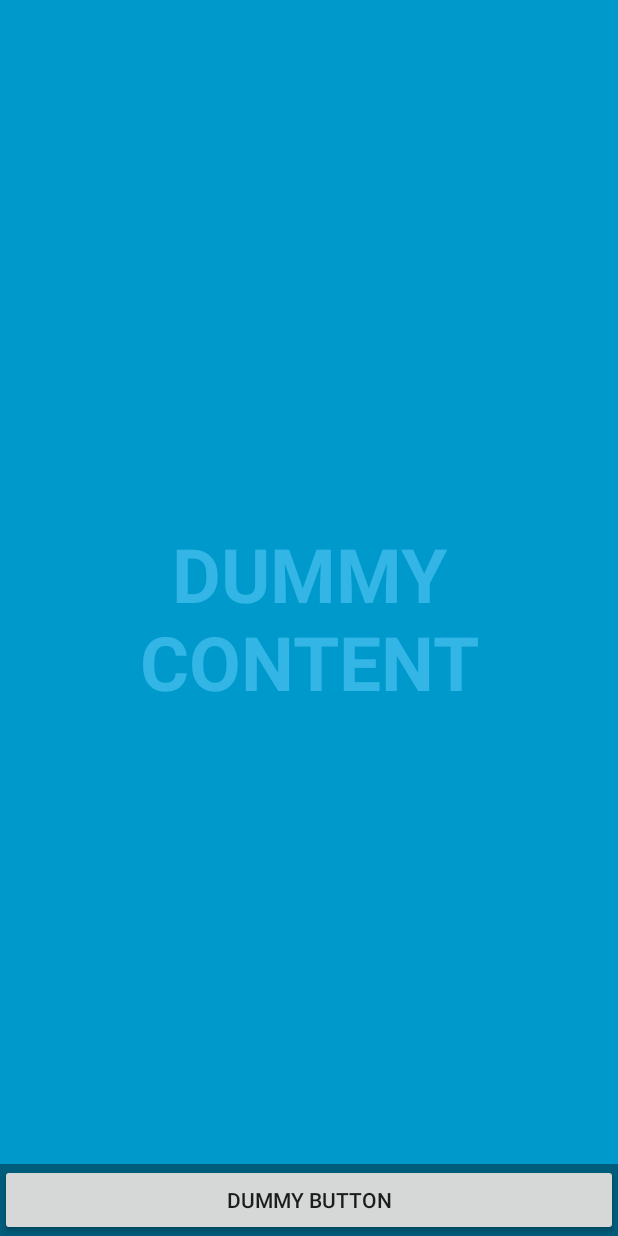
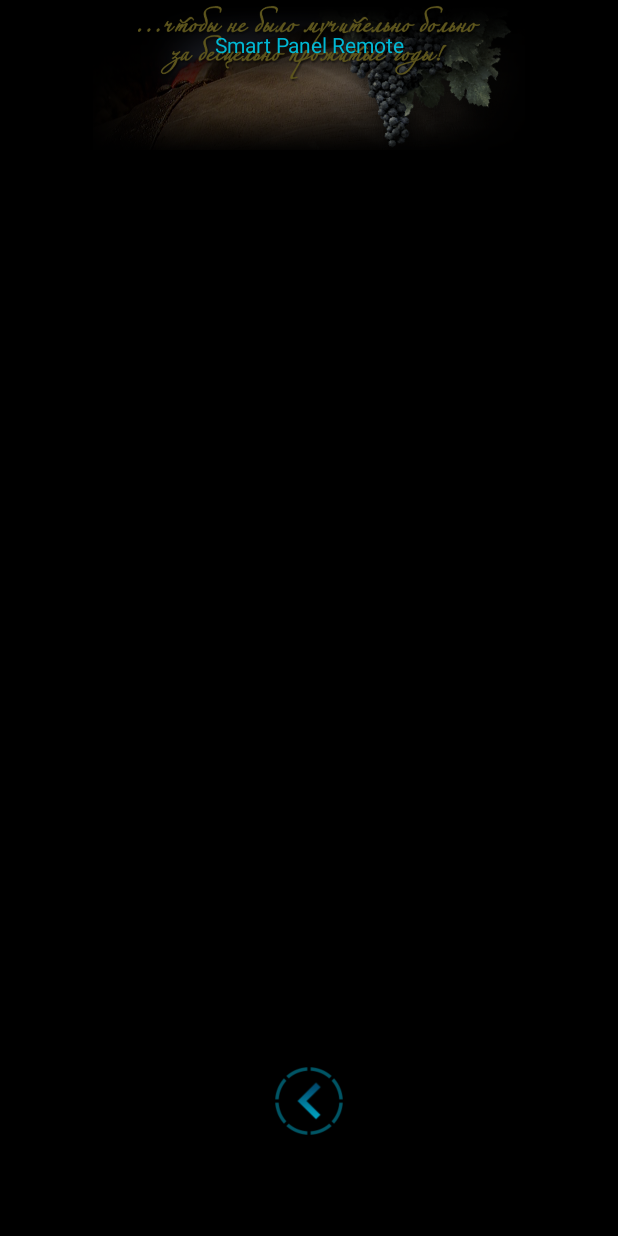
Before and after one commit to SlingMaster/SmartPanelRemote, an Android app: the layout activity_main.xml on its own in the app's theme, with its tools: preview values and no code run, on a phone screen of 412 x 824 dp. Run offline under Robolectric (Android 15) with nearby library versions, the phone set to English and light mode, and no system bars.

Commit message:
modified UI

```diff
--- a/app/src/main/res/layout/activity_main.xml
+++ b/app/src/main/res/layout/activity_main.xml
@@ -1,51 +1,92 @@
 <?xml version="1.0" encoding="utf-8"?>
 <FrameLayout xmlns:android="http://schemas.android.com/apk/res/android"
+    xmlns:app="http://schemas.android.com/apk/res-auto"
     xmlns:tools="http://schemas.android.com/tools"
     android:layout_width="match_parent"
     android:layout_height="match_parent"
-    android:background="#0099cc"
+    android:background="@android:color/black"
+    android:foregroundGravity="top"
     tools:context=".MainActivity">
 
-    <!-- The primary full-screen view. This can be replaced with whatever view
-         is needed to present your content, e.g. VideoView, SurfaceView,
-         TextureView, etc. -->
-    <TextView
-        android:id="@+id/fullscreen_content"
-        android:layout_width="match_parent"
-        android:layout_height="match_parent"
-        android:gravity="center"
-        android:keepScreenOn="true"
-        android:text="@string/dummy_content"
-        android:textColor="#33b5e5"
-        android:textSize="50sp"
-        android:textStyle="bold" />
 
-    <!-- This FrameLayout insets its children based on system windows using
-         android:fitsSystemWindows. -->
     <FrameLayout
         android:layout_width="match_parent"
         android:layout_height="match_parent"
-        android:fitsSystemWindows="true">
+        android:fitsSystemWindows="false">
+
+        <ImageView
+            android:id="@+id/imageView"
+            android:layout_width="match_parent"
+            android:layout_height="100dp"
+            android:layout_gravity="top"
+            android:contentDescription="@string/empty"
+            android:scaleType="fitCenter"
+            app:srcCompat="@drawable/top_bg" />
 
         <LinearLayout
             android:id="@+id/fullscreen_content_controls"
             style="?metaButtonBarStyle"
             android:layout_width="match_parent"
-            android:layout_height="wrap_content"
-            android:layout_gravity="bottom|center_horizontal"
+            android:layout_height="match_parent"
+            android:layout_gravity="center_horizontal|top"
             android:background="@color/black_overlay"
-            android:orientation="horizontal"
+            android:orientation="vertical"
             tools:ignore="UselessParent">
 
-            <Button
-                android:id="@+id/dummy_button"
-                style="?metaButtonBarButtonStyle"
-                android:layout_width="0dp"
+            <TextView
+            android:id="@+id/command_id"
+            android:layout_width="match_parent"
+            android:layout_height="wrap_content"
+            android:layout_marginTop="@dimen/debug_panel_padding"
+            android:foregroundGravity="center_horizontal"
+            android:gravity="center_horizontal|top"
+            android:text="@string/app_name"
+            android:textColor="@color/colorAccent" />
+
+            <TextView
+                android:id="@+id/connect_status"
+                android:layout_width="match_parent"
                 android:layout_height="wrap_content"
-                android:layout_weight="1"
-                android:text="@string/dummy_button" />
+                android:foregroundGravity="center_horizontal"
+                android:gravity="center_horizontal|top"
+                android:text="@string/empty"
+                android:textColor="@android:color/holo_orange_dark" />
+
+            <LinearLayout
+                android:layout_width="match_parent"
+                android:layout_height="wrap_content"
+                android:orientation="vertical" />
+
 
         </LinearLayout>
+
+
     </FrameLayout>
 
+    <FrameLayout
+        android:id="@+id/web_container"
+        android:layout_width="match_parent"
+        android:layout_height="match_parent"
+        android:layout_marginTop="@dimen/splash_margin"
+        android:layout_marginBottom="@dimen/splash_margin"
+        android:paddingLeft="@dimen/def_margin"
+        android:paddingRight="@dimen/def_margin" />
+
+    <FrameLayout
+        android:id="@+id/btn_container"
+        android:layout_width="match_parent"
+        android:layout_height="@dimen/splash_margin"
+        android:layout_gravity="bottom">
+
+        <Button
+            android:id="@+id/btn_back"
+            style="?android:attr/buttonBarButtonStyle"
+            android:layout_width="@dimen/ic_launcher_size"
+            android:layout_height="@dimen/ic_launcher_size"
+            android:layout_gravity="center_horizontal"
+            android:background="@drawable/btn_back"
+            android:focusable="false"
+            android:gravity="bottom|center_horizontal"
+            android:visibility="visible" />
+    </FrameLayout>
 </FrameLayout>
--- a/app/src/main/res/values/colors.xml
+++ b/app/src/main/res/values/colors.xml
@@ -1,8 +1,9 @@
 <?xml version="1.0" encoding="utf-8"?>
 <resources>
-    <color name="colorPrimary">#6200EE</color>
-    <color name="colorPrimaryDark">#3700B3</color>
-    <color name="colorAccent">#03DAC5</color>
+    <color name="colorPrimary">#000A12</color>
+    <color name="colorPrimaryDark">#000000</color>
+    <color name="colorAccent">#00B8D4</color>
 
     <color name="black_overlay">#66000000</color>
+    <color name="colorTextDesc">#B0BEC5</color>
 </resources>
--- /dev/null
+++ b/app/src/main/res/values/dimens.xml
@@ -0,0 +1,20 @@
+<?xml version="1.0" encoding="utf-8"?>
+<!--
+  ~ Copyright (c) 2019.
+  ~ RF Controls
+  ~ Design and Programming by Alex Dovby
+  -->
+
+<resources>
+    <dimen name="splash_margin">120dp</dimen>
+    <dimen name="splash_height">420dp</dimen>
+    <dimen name="ic_launcher_size">60dp</dimen>
+    <dimen name="def_margin">16dp</dimen>
+    <dimen name="btn_margin">18dp</dimen>
+    <dimen name="btn_margin_bottom">100dp</dimen>
+    <dimen name="ic_size">36dp</dimen>
+    <!--    debug panel-->
+    <dimen name="debug_panel_margin">1dp</dimen>
+    <dimen name="nav_header_vertical_spacing">8dp</dimen>
+    <dimen name="debug_panel_padding">20dp</dimen>
+</resources>
```
Also changed, not shown: app/src/main/res/color/primary_text_color_selector.xml (added, +10 -0 lines), app/src/main/res/color/secondary_text_color_selector.xml (added, +11 -0 lines), app/src/main/res/layout/activity_splash.xml (added, +55 -0 lines), app/src/main/res/layout/settings_activity.xml (added, +16 -0 lines), app/src/main/res/values/strings.xml (+33 -0 lines), app/src/main/res/values/styles.xml (+31 -0 lines).
